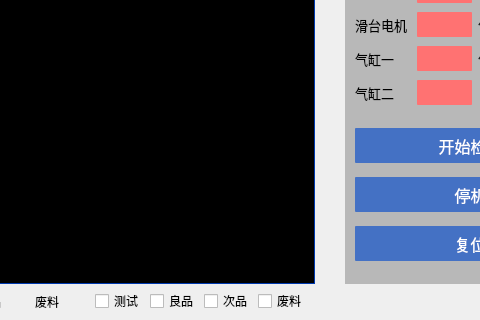
Qt form main_page/screencheck.ui (jaueone/Magnetic) before a commit; both pictures show x 405 to 885 and y 204 to 524 of the 1014 by 524 pixel window.
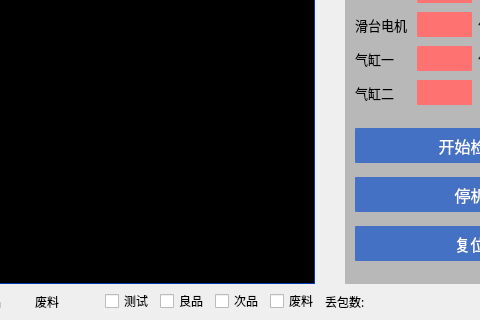
The same form after that commit.

Commit message: 1, 添加显示抓图丢包数

What changed in the file:
```diff
--- a/main_page/screencheck.ui
+++ b/main_page/screencheck.ui
@@ -1518,9 +1518,9 @@
   <widget class="QWidget" name="horizontalLayoutWidget_2">
    <property name="geometry">
     <rect>
-     <x>500</x>
+     <x>510</x>
      <y>490</y>
-     <width>211</width>
+     <width>281</width>
      <height>31</height>
     </rect>
    </property>
@@ -1594,6 +1594,32 @@
       </property>
      </widget>
     </item>
+    <item>
+     <widget class="QLabel" name="label_10">
+      <property name="font">
+       <font>
+        <family>黑体</family>
+        <weight>50</weight>
+        <bold>false</bold>
+       </font>
+      </property>
+      <property name="text">
+       <string>丢包数:</string>
+      </property>
+     </widget>
+    </item>
+    <item>
+     <widget class="QLabel" name="label_12">
+      <property name="font">
+       <font>
+        <family>黑体</family>
+       </font>
+      </property>
+      <property name="text">
+       <string/>
+      </property>
+     </widget>
+    </item>
    </layout>
   </widget>
   <widget class="QWidget" name="horizontalLayoutWidget_3">
```
Left out of the diff: 3 changed lines with no effect on the pictures. The commit also changes 5 other files.
